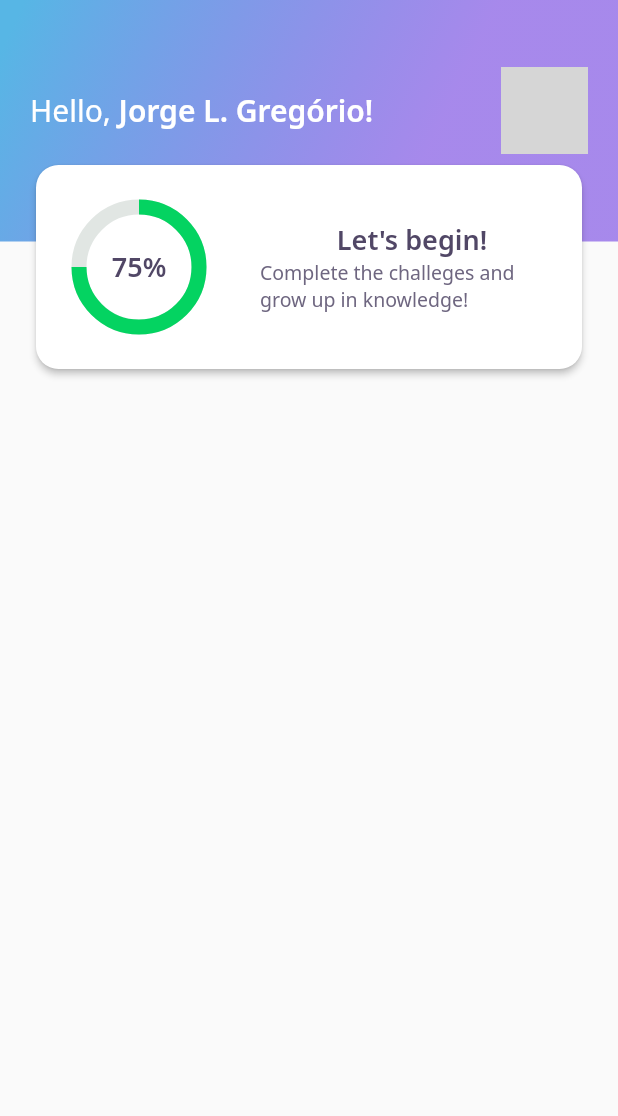
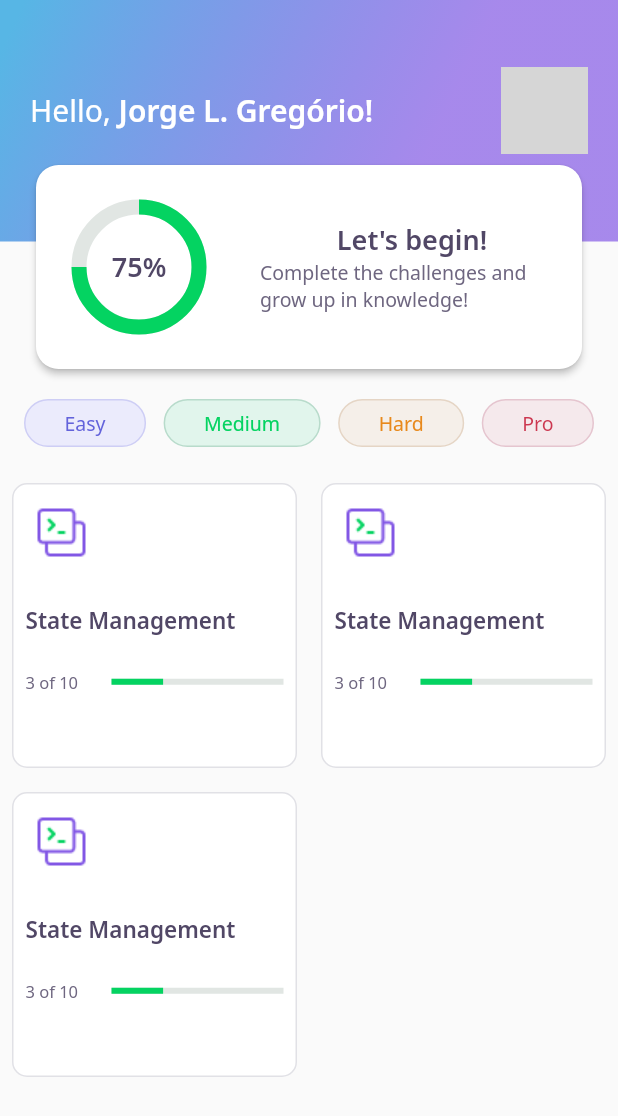
Before and after one commit to jlgregorio81/dev_quiz, a Flutter app: the HomePage screen opened directly, on a phone screen of 412 x 824 dp. Shown: the top 1116 px of the screen. Run offline on Flutter 3.47's test engine with Material 2 defaults, Android fonts, the phone set to English and light mode, and no system bars; our stand-ins replace google_fonts; network calls fail; grey boxes are pictures that could not be loaded.

Commit message:
Class 02 - Quiz Widgets and Layouts

```diff
--- a/lib/core/app_widget.dart
+++ b/lib/core/app_widget.dart
@@ -1,4 +1,4 @@
-import 'package:dev_quiz/home/home_page.dart';
+import 'package:dev_quiz/challenge/challenge_page.dart';
 import 'package:flutter/material.dart';
 
 class AppWidget extends StatelessWidget {
@@ -7,7 +7,7 @@ class AppWidget extends StatelessWidget {
     return MaterialApp(
       debugShowCheckedModeBanner: false,
       title: "DevQuiz",
-      home: HomePage(),
+      home: ChallengePage(),
     );
   }
 }
--- a/lib/home/home_page.dart
+++ b/lib/home/home_page.dart
@@ -1,5 +1,6 @@
-import 'package:dev_quiz/core/app_colors.dart';
 import 'package:dev_quiz/home/widgets/app_bar_widget.dart';
+import 'package:dev_quiz/home/widgets/level_button_widget.dart';
+import 'package:dev_quiz/home/widgets/quiz_card_widget.dart';
 import 'package:flutter/material.dart';
 
 class HomePage extends StatefulWidget {
@@ -12,6 +13,40 @@ class _HomePageState extends State<HomePage> {
   Widget build(BuildContext context) {
     return Scaffold(
       appBar: AppBarWidget(),
+      body: Padding(
+        padding: const EdgeInsets.all(8.0),
+        child: Column(
+          children: [
+            Padding(
+              padding: const EdgeInsets.all(8.0),
+              child: Row(
+                mainAxisAlignment: MainAxisAlignment.spaceBetween,
+                children: [
+                  LevelButtonWidget(label: 'Easy'),
+                  LevelButtonWidget(label: 'Medium'),
+                  LevelButtonWidget(label: 'Hard'),
+                  LevelButtonWidget(label: 'Pro'),
+                ],
+              ),
+            ),
+            SizedBox(
+              height: 16,
+            ),
+            Expanded(
+              child: GridView.count(
+                crossAxisSpacing: 16,
+                mainAxisSpacing: 16,
+                crossAxisCount: 2,
+                children: [
+                  QuizCardWidget(),
+                  QuizCardWidget(),
+                  QuizCardWidget()
+                ],
+              ),
+            )
+          ],
+        ),
+      ),
     );
   }
 }
--- /dev/null
+++ b/lib/home/widgets/level_button_widget.dart
@@ -0,0 +1,58 @@
+import 'package:dev_quiz/core/app_colors.dart';
+import 'package:flutter/material.dart';
+import 'package:google_fonts/google_fonts.dart';
+
+class LevelButtonWidget extends StatelessWidget {
+  final String label;
+  LevelButtonWidget({
+    Key? key,
+    required this.label,
+  })   : assert(["Easy", "Medium", "Hard", "Pro"].contains(label)),
+        super(key: key);
+
+  final config = {
+    "Easy": {
+      "color": AppColors.levelButtonFacil,
+      "borderColor": AppColors.levelButtonBorderFacil,
+      "fontColor": AppColors.levelButtonTextFacil,
+    },
+    "Medium": {
+      "color": AppColors.levelButtonMedio,
+      "borderColor": AppColors.levelButtonBorderMedio,
+      "fontColor": AppColors.levelButtonTextMedio,
+    },
+    "Hard": {
+      "color": AppColors.levelButtonDificil,
+      "borderColor": AppColors.levelButtonBorderDificil,
+      "fontColor": AppColors.levelButtonTextDificil,
+    },
+    "Pro": {
+      "color": AppColors.levelButtonPerito,
+      "borderColor": AppColors.levelButtonBorderPerito,
+      "fontColor": AppColors.levelButtonTextPerito,
+    },
+  };
+
+  Color get color => config[label]!['color']!;
+  Color get borderColor => config[label]!['borderColor']!;
+  Color get fontColor => config[label]!['fontColor']!;
+
+  @override
+  Widget build(BuildContext context) {
+    return Container(
+      decoration: BoxDecoration(
+        borderRadius: BorderRadius.circular(28),
+        color: color,
+        border: Border.fromBorderSide(BorderSide(color: borderColor)),
+      ),
+      child: Padding(
+        padding: const EdgeInsets.symmetric(horizontal: 26, vertical: 6),
+        child: Text(this.label,
+            style: GoogleFonts.notoSans(
+              color: fontColor,
+              fontSize: 13,
+            )),
+      ),
+    );
+  }
+}
--- /dev/null
+++ b/lib/home/widgets/quiz_card_widget.dart
@@ -0,0 +1,58 @@
+import 'package:dev_quiz/core/app_colors.dart';
+import 'package:dev_quiz/core/app_images.dart';
+import 'package:dev_quiz/core/app_text_styles.dart';
+import 'package:dev_quiz/shared/progress_indicator_widget.dart';
+import 'package:flutter/material.dart';
+
+class QuizCardWidget extends StatelessWidget {
+  const QuizCardWidget({Key? key}) : super(key: key);
+
+  @override
+  Widget build(BuildContext context) {
+    return Container(
+      padding: EdgeInsets.all(8),
+      decoration: BoxDecoration(
+        border: Border.fromBorderSide(BorderSide(
+          color: AppColors.border,
+        )),
+        color: AppColors.white,
+        borderRadius: BorderRadius.circular(10),
+      ),
+      child: Column(
+        crossAxisAlignment: CrossAxisAlignment.start,
+        children: [
+          Container(
+            child: Image.asset(AppImages.data),
+            width: 48,
+            height: 48,
+          ),
+          SizedBox(
+            height: 24,
+          ),
+          Text(
+            "State Management",
+            style: AppTextStyles.heading15,
+          ),
+          SizedBox(
+            height: 24,
+          ),
+          Row(
+            children: [
+              Expanded(
+                flex: 1,
+                child: Text(
+                  "3 of 10",
+                  style: AppTextStyles.body11,
+                ),
+              ),
+              Expanded(
+                flex: 2,
+                child: ProgressIndicatorWidget(value: 0.3),
+              ),
+            ],
+          ),
+        ], //children
+      ),
+    );
+  }
+}
--- a/lib/home/widgets/score_card_widget.dart
+++ b/lib/home/widgets/score_card_widget.dart
@@ -48,7 +48,7 @@ class ScoreCardWidget extends StatelessWidget {
                           style: AppTextStyles.heading,
                         ),
                         Text(
-                          "Complete the challeges and grow up in knowledge!",
+                          "Complete the challenges and grow up in knowledge!",
                           style: AppTextStyles.body,
                         )
                       ],
--- /dev/null
+++ b/lib/shared/progress_indicator_widget.dart
@@ -0,0 +1,17 @@
+import 'package:dev_quiz/core/app_colors.dart';
+import 'package:flutter/material.dart';
+
+class ProgressIndicatorWidget extends StatelessWidget {
+  final double value;
+
+  ProgressIndicatorWidget({Key? key, required this.value}) : super(key: key);
+
+  @override
+  Widget build(BuildContext context) {
+    return LinearProgressIndicator(
+      value: this.value,
+      backgroundColor: AppColors.chartSecondary,
+      valueColor: AlwaysStoppedAnimation<Color>(AppColors.chartPrimary),
+    );
+  }
+}
```
Also changed, not shown: lib/challenge/answer_widget.dart (added, +80 -0 lines), lib/challenge/challenge_page.dart (added, +28 -0 lines), lib/challenge/question_indicator_widget.dart (added, +35 -0 lines), lib/challenge/quiz_widget.dart (added, +30 -0 lines).
